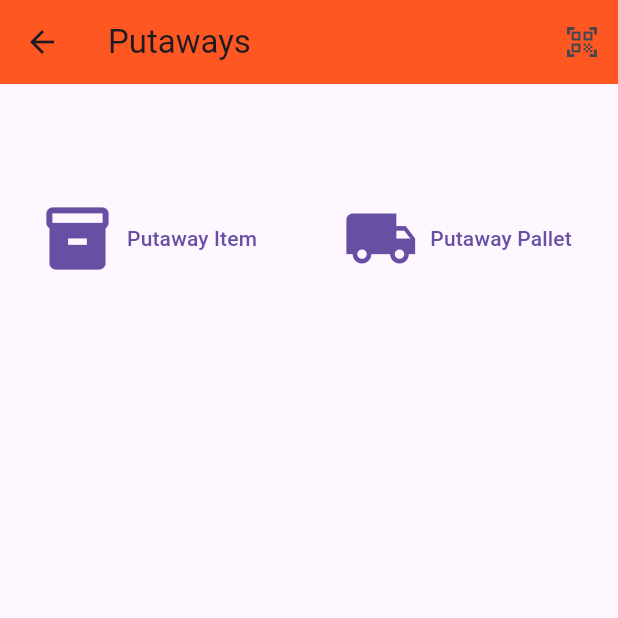
After one commit to iamvedantp/wms_ui, a Flutter app: the PutawayPage screen opened directly, on a phone screen of 412 x 824 dp, the top half of it. The commit adds this screen. Run offline on Flutter 3.47's test engine with Material 3 defaults, Android fonts, the phone set to English and light mode, and no system bars; our stand-ins replace font_awesome_flutter; missing offline and left inert: qr_code_scanner.

Commit message:
Scanner added to consignments & putaways function

```diff
--- a/lib/buttons_homepage.dart
+++ b/lib/buttons_homepage.dart
@@ -1,6 +1,7 @@
 import 'package:code_practice/Buttons/check_in_button_page.dart';
 import 'package:code_practice/Buttons/route_return_page.dart';
 import 'package:code_practice/Buttons/transfer_button_page.dart';
+import 'package:code_practice/putaway_page.dart';
 import 'package:flutter/material.dart';
 import 'package:font_awesome_flutter/font_awesome_flutter.dart';
 
@@ -122,7 +123,7 @@ class ButtonsHomepage extends StatelessWidget {
                 Navigator.push(
                   context,
                   MaterialPageRoute(
-                    builder: (context) => const RouteReturnPage(),
+                    builder: (context) => const PutawayPage(),
                   ),
                 );
               },
--- /dev/null
+++ b/lib/putaway_page.dart
@@ -0,0 +1,54 @@
+import 'package:flutter/material.dart';
+import 'package:font_awesome_flutter/font_awesome_flutter.dart';
+import 'package:code_practice/scanner.dart';
+
+class PutawayPage extends StatelessWidget {
+  const PutawayPage({super.key});
+
+  @override
+  Widget build(BuildContext context) {
+    final ButtonStyle outlinedButtonStyle =
+        OutlinedButton.styleFrom(shape: const LinearBorder());
+
+    return Scaffold(
+      appBar: AppBar(
+        title: const Text('Putaways'),
+        backgroundColor: Colors.deepOrange,
+        actions: [
+          IconButton(
+            icon: const Icon(Icons.qr_code_scanner),
+            onPressed: () {
+              Navigator.push(
+                context,
+                MaterialPageRoute(builder: (context) => Scanner()),
+              );
+            },
+          )
+        ],
+      ),
+      body: GridView.count(
+        crossAxisCount: 2,
+        children: [
+          OutlinedButton.icon(
+            iconAlignment: IconAlignment.start,
+            icon: const FaIcon(Icons.inventory_2, size: 50),
+            style: outlinedButtonStyle,
+            onPressed: () {
+              // Navigate to Putaway Item page
+            },
+            label: const Text('Putaway Item'),
+          ),
+          OutlinedButton.icon(
+            iconAlignment: IconAlignment.start,
+            icon: const FaIcon(Icons.local_shipping, size: 50),
+            style: outlinedButtonStyle,
+            onPressed: () {
+              // Navigate to Putaway Pallet page
+            },
+            label: const Text('Putaway Pallet'),
+          ),
+        ],
+      ),
+    );
+  }
+}
```
